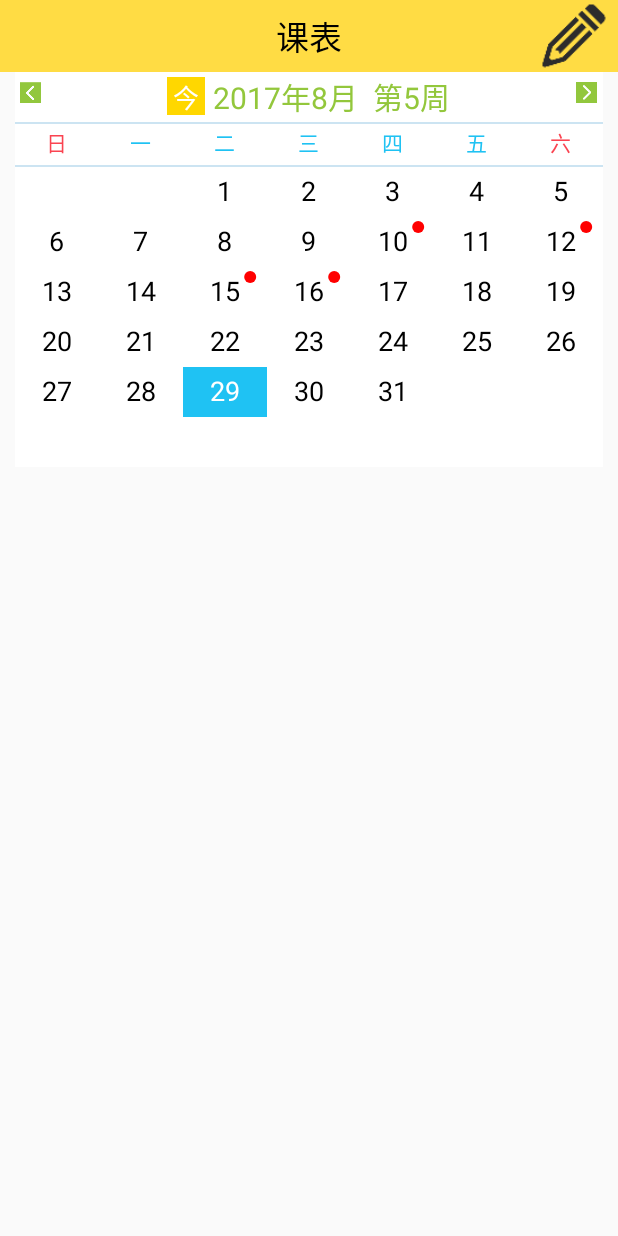
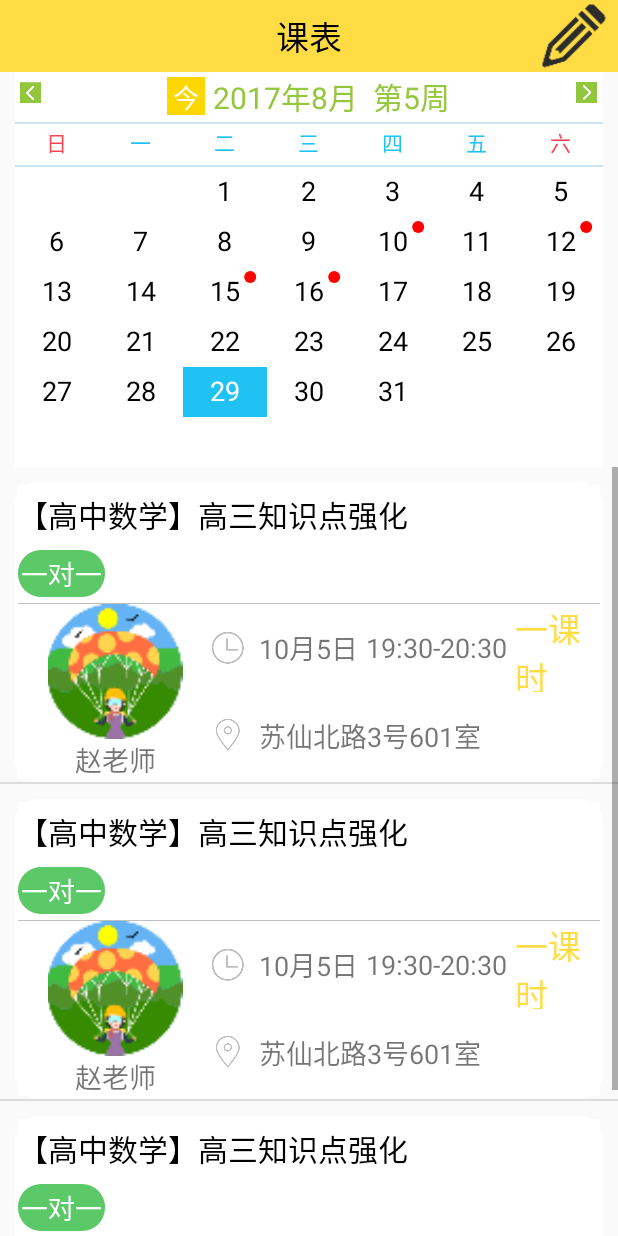
Before and after one commit to Chenxiao223/Cram_Baa, an Android app: the fragment ScheduleFragment shown on its own in the app's theme, on a phone screen of 412 x 824 dp. Run offline under Robolectric (Android 15) with nearby library versions, the phone set to English and light mode, and no system bars; 1 statement that could not run was skipped.

Commit message:
wan shang

```diff
--- /dev/null
+++ b/app/src/main/java/com/example/cram_baa/adapter/AdapterSchedule.java
@@ -0,0 +1,72 @@
+package com.example.cram_baa.adapter;
+
+import android.content.Context;
+import android.view.LayoutInflater;
+import android.view.View;
+import android.view.ViewGroup;
+import android.widget.BaseAdapter;
+import android.widget.TextView;
+
+import com.example.cram_baa.R;
+
+import java.util.ArrayList;
+import java.util.HashMap;
+
+public class AdapterSchedule extends BaseAdapter {
+    private Context context;
+    private LayoutInflater inflater;
+    private ArrayList<HashMap<String, String>> list;
+
+    public AdapterSchedule(Context context, ArrayList<HashMap<String, String>> list) {
+        this.context = context;
+        this.list = list;
+        inflater = LayoutInflater.from(context);
+    }
+
+    @Override
+    public int getCount() {
+        return list.size();
+    }
+
+    @Override
+    public Object getItem(int position) {
+        return list.get(position);
+    }
+
+    @Override
+    public long getItemId(int position) {
+        return position;
+    }
+
+    @Override
+    public View getView(int position, View convertView, ViewGroup parent) {
+        ViewHold viewHold = null;
+        if (convertView == null) {
+            viewHold = new ViewHold();
+            convertView = inflater.inflate(R.layout.list_schedule_item, null);
+            viewHold.tv_title = (TextView) convertView.findViewById(R.id.tv_title);
+            viewHold.tv_pvp = (TextView) convertView.findViewById(R.id.tv_pvp);
+            viewHold.tv_month = (TextView) convertView.findViewById(R.id.tv_month);
+            viewHold.tv_time = (TextView) convertView.findViewById(R.id.tv_time);
+            viewHold.tv_hour = (TextView) convertView.findViewById(R.id.tv_hour);
+            viewHold.tv_teacher = (TextView) convertView.findViewById(R.id.tv_teacher);
+            viewHold.tv_address = (TextView) convertView.findViewById(R.id.tv_address);
+            convertView.setTag(viewHold);
+        } else {
+            viewHold = (ViewHold) convertView.getTag();
+        }
+
+        viewHold.tv_title.setText(list.get(position).get("content1"));
+        viewHold.tv_pvp.setText(list.get(position).get("content2"));
+        viewHold.tv_month.setText(list.get(position).get("content3"));
+        viewHold.tv_time.setText(list.get(position).get("content4"));
+        viewHold.tv_hour.setText(list.get(position).get("content5"));
+        viewHold.tv_teacher.setText(list.get(position).get("content6"));
+        viewHold.tv_address.setText(list.get(position).get("content7"));
+        return convertView;
+    }
+
+    public static class ViewHold {
+        TextView tv_title,tv_pvp,tv_month,tv_time,tv_hour,tv_teacher,tv_address;
+    }
+}
--- a/app/src/main/java/com/example/cram_baa/ui/fragment/ScheduleFragment.java
+++ b/app/src/main/java/com/example/cram_baa/ui/fragment/ScheduleFragment.java
@@ -7,13 +7,16 @@ import android.view.LayoutInflater;
 import android.view.View;
 import android.view.ViewGroup;
 import android.widget.ImageView;
+import android.widget.ListView;
 import android.widget.TextView;
 import android.widget.Toast;
 
 import com.example.cram_baa.R;
+import com.example.cram_baa.adapter.AdapterSchedule;
 import com.example.cram_baa.util.MonthDateView;
 
 import java.util.ArrayList;
+import java.util.HashMap;
 import java.util.List;
 
 /**
@@ -26,6 +29,10 @@ public class ScheduleFragment extends Fragment {
     private TextView tv_week;
     private TextView tv_today;
     private MonthDateView monthDateView;
+    private ListView list_item;
+    private AdapterSchedule adapterSchedule;
+    private ArrayList<HashMap<String,String>> list_schedule=new ArrayList<>();
+    private HashMap<String,String> hashMap;
 
     @Nullable
     @Override
@@ -40,6 +47,8 @@ public class ScheduleFragment extends Fragment {
     }
 
     public void initView(){
+        list_item= (ListView) getView().findViewById(R.id.list_item);
+        addData();//添加数据
         List<Integer> list = new ArrayList<Integer>();
         list.add(10);
         list.add(12);
@@ -61,6 +70,9 @@ public class ScheduleFragment extends Fragment {
             }
         });
         setOnlistener();
+
+        adapterSchedule=new AdapterSchedule(getActivity(),list_schedule);
+        list_item.setAdapter(adapterSchedule);
     }
 
     private void setOnlistener(){
@@ -88,4 +100,18 @@ public class ScheduleFragment extends Fragment {
             }
         });
     }
+
+    public void addData(){
+        hashMap=new HashMap<>();
+        for (int i=0;i<3;i++) {
+            hashMap.put("content1", "【高中数学】高三知识点强化");
+            hashMap.put("content2", "一对一");
+            hashMap.put("content3", "10月5日");
+            hashMap.put("content4", "19:30-20:30");
+            hashMap.put("content5", "一课时");
+            hashMap.put("content6", "赵老师");
+            hashMap.put("content7", "苏仙北路3号601室");
+            list_schedule.add(hashMap);
+        }
+    }
 }
--- /dev/null
+++ b/app/src/main/res/layout/list_schedule_item.xml
@@ -0,0 +1,134 @@
+<?xml version="1.0" encoding="utf-8"?>
+<LinearLayout xmlns:android="http://schemas.android.com/apk/res/android"
+    android:orientation="vertical"
+    android:layout_width="match_parent"
+    android:layout_height="match_parent">
+
+    <RelativeLayout
+        android:layout_width="match_parent"
+        android:layout_height="200dp"
+        android:layout_marginLeft="10dp"
+        android:layout_marginRight="10dp"
+        android:layout_marginTop="10dp"
+        android:background="@drawable/shape_bk_selection">
+
+        <LinearLayout
+            android:orientation="vertical"
+            android:layout_width="match_parent"
+            android:layout_height="match_parent"
+            android:background="@color/gray">
+            <TextView
+                android:id="@+id/tv_title"
+                android:layout_weight="1"
+                android:layout_width="match_parent"
+                android:layout_height="match_parent"
+                android:text="【高中数学】高三知识点强化"
+                android:gravity="center_vertical"
+                android:textSize="20sp"
+                android:background="@color/white"
+                android:textColor="@color/colorBlack"/>
+            <LinearLayout
+                android:layout_weight="1"
+                android:background="@color/white"
+                android:layout_width="match_parent"
+                android:layout_height="match_parent">
+                <TextView
+                    android:id="@+id/tv_pvp"
+                    android:layout_width="wrap_content"
+                    android:layout_height="wrap_content"
+                    android:text="    一对一    "
+                    android:layout_gravity="center_vertical"
+                    android:textColor="@color/white"
+                    android:textSize="18sp"
+                    android:background="@drawable/shape_btn"/>
+            </LinearLayout>
+            <LinearLayout
+                android:layout_marginTop="0.5dp"
+                android:orientation="horizontal"
+                android:layout_weight="0.5"
+                android:background="@color/white"
+                android:layout_width="match_parent"
+                android:layout_height="match_parent">
+                <LinearLayout
+                    android:layout_weight="1"
+                    android:orientation="vertical"
+                    android:layout_width="match_parent"
+                    android:layout_height="match_parent">
+                    <ImageView
+                        android:layout_weight="0.3"
+                        android:layout_width="match_parent"
+                        android:layout_height="match_parent"
+                        android:gravity="center"
+                        android:src="@drawable/head"/>
+                    <TextView
+                        android:id="@+id/tv_teacher"
+                        android:layout_weight="1"
+                        android:gravity="center"
+                        android:layout_width="match_parent"
+                        android:layout_height="match_parent"
+                        android:textSize="18sp"
+                        android:text="赵老师"/>
+                </LinearLayout>
+                <LinearLayout
+                    android:orientation="vertical"
+                    android:layout_weight="0.5"
+                    android:layout_width="match_parent"
+                    android:layout_height="match_parent">
+                    <LinearLayout
+                    android:layout_weight="1"
+                        android:gravity="center_vertical"
+                    android:orientation="horizontal"
+                    android:layout_width="match_parent"
+                    android:layout_height="match_parent">
+                    <ImageView
+                        android:layout_width="wrap_content"
+                        android:layout_height="wrap_content"
+                        android:src="@drawable/time"/>
+                    <TextView
+                        android:id="@+id/tv_month"
+                        android:layout_width="wrap_content"
+                        android:layout_height="wrap_content"
+                        android:layout_marginLeft="10dp"
+                        android:textSize="18sp"
+                        android:text="10月5日"/>
+                        <TextView
+                            android:id="@+id/tv_time"
+                            android:layout_width="wrap_content"
+                            android:layout_height="wrap_content"
+                            android:layout_marginLeft="5dp"
+                            android:textSize="18sp"
+                            android:text="19:30-20:30"/>
+                        <TextView
+                            android:id="@+id/tv_hour"
+                            android:layout_width="wrap_content"
+                            android:layout_height="wrap_content"
+                            android:layout_marginLeft="5dp"
+                            android:text="一课时"
+                            android:textSize="22sp"
+                            android:textColor="@color/titlebackgroup"/>
+                </LinearLayout>
+                    <LinearLayout
+                        android:layout_weight="1"
+                        android:orientation="horizontal"
+                        android:gravity="center_vertical"
+                        android:layout_width="match_parent"
+                        android:layout_height="match_parent">
+                        <ImageView
+                            android:layout_width="wrap_content"
+                            android:layout_height="wrap_content"
+                            android:src="@drawable/address"/>
+                        <TextView
+                            android:id="@+id/tv_address"
+                            android:layout_width="wrap_content"
+                            android:layout_height="wrap_content"
+                            android:layout_marginLeft="10dp"
+                            android:textSize="18sp"
+                            android:text="苏仙北路3号601室"/>
+                    </LinearLayout>
+                </LinearLayout>
+            </LinearLayout>
+        </LinearLayout>
+
+    </RelativeLayout>
+
+</LinearLayout>
```
Also changed, not shown: app/src/main/res/drawable-xxhdpi/address.png (added), app/src/main/res/drawable-xxhdpi/time.png (added), 1 other file.
